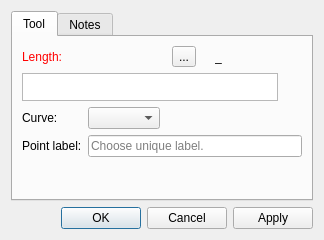
Before: the Qt Designer form src/libs/vtools/dialogs/tools/dialogcutspline.ui in dismine/valentina, drawn with Qt 5.
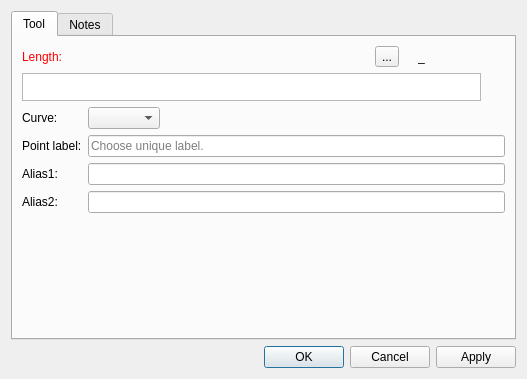
After: the same form once the commit is applied. Icons and pictures are not drawn. Custom widgets are drawn as their Qt base class.

Commit message: Alias field for tool Cut Spline.

```diff
--- a/src/libs/vtools/dialogs/tools/dialogcutspline.ui
+++ b/src/libs/vtools/dialogs/tools/dialogcutspline.ui
@@ -6,8 +6,8 @@
    <rect>
     <x>0</x>
     <y>0</y>
-    <width>324</width>
-    <height>240</height>
+    <width>527</width>
+    <height>379</height>
    </rect>
   </property>
   <property name="windowTitle">
@@ -255,6 +255,26 @@
            </property>
           </widget>
          </item>
+         <item row="2" column="0">
+          <widget class="QLabel" name="labelAlias1">
+           <property name="text">
+            <string>Alias1:</string>
+           </property>
+          </widget>
+         </item>
+         <item row="2" column="1">
+          <widget class="QLineEdit" name="lineEditAlias1"/>
+         </item>
+         <item row="3" column="0">
+          <widget class="QLabel" name="labelAlias2">
+           <property name="text">
+            <string>Alias2:</string>
+           </property>
+          </widget>
+         </item>
+         <item row="3" column="1">
+          <widget class="QLineEdit" name="lineEditAlias2"/>
+         </item>
         </layout>
        </item>
        <item>
```
The commit also changes 6 other files.
